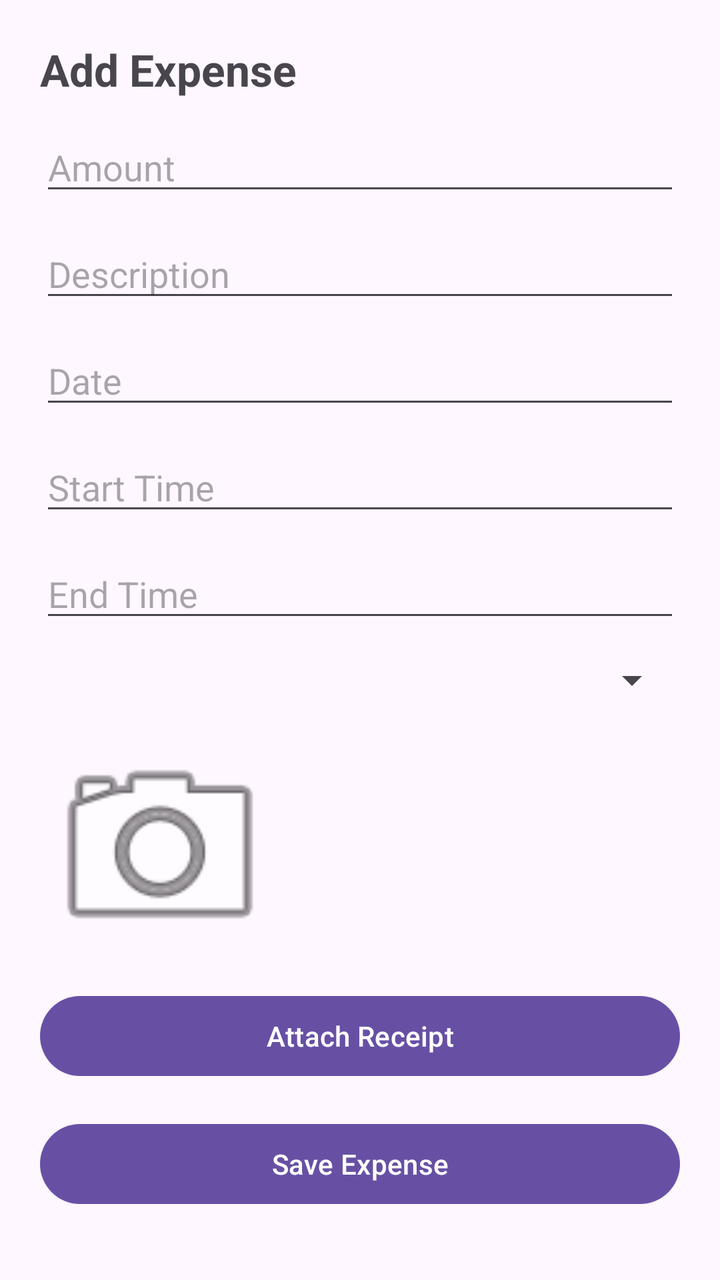
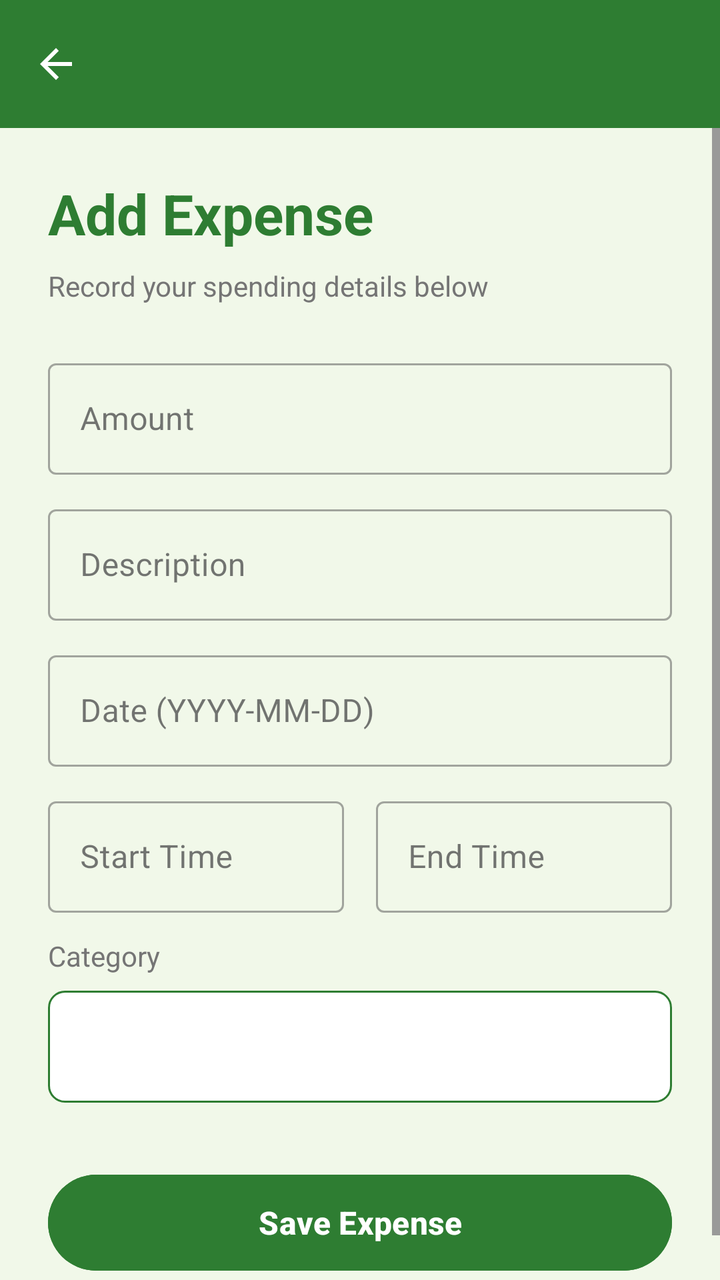

Two renders of the same Android screen: before a commit and after it. Below are the layout's source before the change and the commit's diff.
<!-- AndroidManifest.xml: application theme Theme.BudgetTrackerApplication -->
<!-- res/layout/activity_add_expense.xml -->
<?xml version="1.0" encoding="utf-8"?>
<ScrollView xmlns:android="http://schemas.android.com/apk/res/android"
    xmlns:app="http://schemas.android.com/apk/res-auto"
    xmlns:tools="http://schemas.android.com/tools"
    android:id="@+id/main"
    android:layout_width="match_parent"
    android:layout_height="match_parent"
    tools:context=".AddExpenseActivity">

    <LinearLayout
        android:orientation="vertical"
        android:padding="20dp"
        android:layout_width="match_parent"
        android:layout_height="wrap_content">

        <TextView
            android:text="Add Expense"
            android:textSize="22sp"
            android:textStyle="bold"
            android:layout_width="match_parent"
            android:layout_height="wrap_content"/>

        <EditText
            android:id="@+id/etAmount"
            android:hint="Amount"
            android:inputType="numberDecimal"
            android:layout_marginTop="12dp"
            android:layout_width="match_parent"
            android:layout_height="wrap_content"/>

        <EditText
            android:id="@+id/etDescription"
            android:hint="Description"
            android:layout_marginTop="12dp"
            android:layout_width="match_parent"
            android:layout_height="wrap_content"/>

        <EditText
            android:id="@+id/etDate"
            android:hint="Date"
            android:layout_marginTop="12dp"
            android:layout_width="match_parent"
            android:layout_height="wrap_content"/>

        <EditText
            android:id="@+id/etStartTime"
            android:hint="Start Time"
            android:layout_marginTop="12dp"
            android:layout_width="match_parent"
            android:layout_height="wrap_content"/>

        <EditText
            android:id="@+id/etEndTime"
            android:hint="End Time"
            android:layout_marginTop="12dp"
            android:layout_width="match_parent"
            android:layout_height="wrap_content"/>

        <Spinner
            android:id="@+id/spCategory"
            android:layout_marginTop="12dp"
            android:layout_width="match_parent"
            android:layout_height="wrap_content"/>
        
        <ImageView
            android:id="@+id/imdReceipt"
            android:layout_width="120dp"
            android:layout_height="120dp"
            android:layout_marginTop="12dp"
            android:scaleType="centerCrop"
            android:src="@android:drawable/ic_menu_camera"/>
        

        <Button
            android:id="@+id/btnAddPhoto"
            android:text="Attach Receipt"
            android:layout_marginTop="10dp"
            android:layout_width="match_parent"
            android:layout_height="wrap_content"/>

        

        <Button
            android:id="@+id/btnSaveExpense"
            android:text="Save Expense"
            android:layout_marginTop="16dp"
            android:layout_width="match_parent"
            android:layout_height="wrap_content"/>
    </LinearLayout>


</ScrollView>
<!-- resources referenced by this layout -->
<resources>
  <style name="Theme.BudgetTrackerApplication" parent="Base.Theme.BudgetTrackerApplication" />
  <style name="Base.Theme.BudgetTrackerApplication" parent="Theme.Material3.DayNight.NoActionBar">
          
          
      </style>
</resources>

<!-- the commit's change to res/layout/activity_add_expense.xml (unified diff, before → after) -->
@@ -1,92 +1,151 @@
 <?xml version="1.0" encoding="utf-8"?>
-<ScrollView xmlns:android="http://schemas.android.com/apk/res/android"
+<LinearLayout xmlns:android="http://schemas.android.com/apk/res/android"
     xmlns:app="http://schemas.android.com/apk/res-auto"
     xmlns:tools="http://schemas.android.com/tools"
     android:id="@+id/main"
     android:layout_width="match_parent"
     android:layout_height="match_parent"
+    android:orientation="vertical"
+    android:background="@color/background_green"
     tools:context=".AddExpenseActivity">
 
-    <LinearLayout
-        android:orientation="vertical"
-        android:padding="20dp"
+    
+    <androidx.appcompat.widget.Toolbar
+        android:id="@+id/toolbar"
         android:layout_width="match_parent"
-        android:layout_height="wrap_content">
+        android:layout_height="?attr/actionBarSize"
+        android:background="@color/primary_green"
+        android:theme="@style/ThemeOverlay.AppCompat.Dark.ActionBar"
+        app:titleTextColor="@android:color/white"
+        app:navigationIcon="?attr/homeAsUpIndicator" />
 
-        <TextView
-            android:text="Add Expense"
-            android:textSize="22sp"
-            android:textStyle="bold"
+    <ScrollView
+        android:layout_width="match_parent"
+        android:layout_height="match_parent">
+
+        <LinearLayout
+            android:orientation="vertical"
+            android:padding="24dp"
             android:layout_width="match_parent"
-            android:layout_height="wrap_content"/>
+            android:layout_height="wrap_content">
 
-        <EditText
-            android:id="@+id/etAmount"
-            android:hint="Amount"
-            android:inputType="numberDecimal"
-            android:layout_marginTop="12dp"
-            android:layout_width="match_parent"
-            android:layout_height="wrap_content"/>
+            <TextView
+                android:text="Add Expense"
+                android:textSize="28sp"
+                android:textStyle="bold"
+                android:textColor="@color/primary_green"
+                android:layout_width="match_parent"
+                android:layout_height="wrap_content"
+                android:layout_marginBottom="8dp" />
 
-        <EditText
-            android:id="@+id/etDescription"
-            android:hint="Description"
-            android:layout_marginTop="12dp"
-            android:layout_width="match_parent"
-            android:layout_height="wrap_content"/>
+            <TextView
+                android:text="Record your spending details below"
+                android:textSize="14sp"
+                android:textColor="@color/text_gray"
+                android:layout_width="match_parent"
+                android:layout_height="wrap_content"
+                android:layout_marginBottom="24dp" />
 
-        <EditText
-            android:id="@+id/etDate"
-            android:hint="Date"
-            android:layout_marginTop="12dp"
-            android:layout_width="match_parent"
-            android:layout_height="wrap_content"/>
+            <com.google.android.material.textfield.TextInputLayout
+                style="@style/Widget.MaterialComponents.TextInputLayout.OutlinedBox"
+                android:layout_width="match_parent"
+                android:layout_height="wrap_content"
+                android:layout_marginBottom="12dp">
 
-        <EditText
-            android:id="@+id/etStartTime"
-            android:hint="Start Time"
-            android:layout_marginTop="12dp"
-            android:layout_width="match_parent"
-            android:layout_height="wrap_content"/>
+                <EditText
+                    android:id="@+id/etAmount"
+                    android:hint="Amount"
+                    android:inputType="numberDecimal"
+                    android:layout_width="match_parent"
+                    android:layout_height="wrap_content" />
+            </com.google.android.material.textfield.TextInputLayout>
 
-        <EditText
-            android:id="@+id/etEndTime"
-            android:hint="End Time"
-            android:layout_marginTop="12dp"
-            android:layout_width="match_parent"
-            android:layout_height="wrap_content"/>
+            <com.google.android.material.textfield.TextInputLayout
+                style="@style/Widget.MaterialComponents.TextInputLayout.OutlinedBox"
+                android:layout_width="match_parent"
+                android:layout_height="wrap_content"
+                android:layout_marginBottom="12dp">
 
-        <Spinner
-            android:id="@+id/spCategory"
-            android:layout_marginTop="12dp"
-            android:layout_width="match_parent"
-            android:layout_height="wrap_content"/>
-        
-        <ImageView
-            android:id="@+id/imdReceipt"
-            android:layout_width="120dp"
-            android:layout_height="120dp"
-            android:layout_marginTop="12dp"
-            android:scaleType="centerCrop"
-            android:src="@android:drawable/ic_menu_camera"/>
-        
+                <EditText
+                    android:id="@+id/etDescription"
+                    android:hint="Description"
+                    android:layout_width="match_parent"
+                    android:layout_height="wrap_content" />
+            </com.google.android.material.textfield.TextInputLayout>
 
-        <Button
-            android:id="@+id/btnAddPhoto"
-            android:text="Attach Receipt"
-            android:layout_marginTop="10dp"
-            android:layout_width="match_parent"
-            android:layout_height="wrap_content"/>
+            <com.google.android.material.textfield.TextInputLayout
+                style="@style/Widget.MaterialComponents.TextInputLayout.OutlinedBox"
+                android:layout_width="match_parent"
+                android:layout_height="wrap_content"
+                android:layout_marginBottom="12dp">
 
-        
+                <EditText
+                    android:id="@+id/etDate"
+                    android:hint="Date (YYYY-MM-DD)"
+                    android:layout_width="match_parent"
+                    android:layout_height="wrap_content" />
+            </com.google.android.material.textfield.TextInputLayout>
 
-        <Button
-            android:id="@+id/btnSaveExpense"
-            android:text="Save Expense"
-            android:layout_marginTop="16dp"
-            android:layout_width="match_parent"
-            android:layout_height="wrap_content"/>
-    </LinearLayout>
+            <LinearLayout
+                android:layout_width="match_parent"
+                android:layout_height="wrap_content"
+                android:orientation="horizontal">
 
+                <com.google.android.material.textfield.TextInputLayout
+                    style="@style/Widget.MaterialComponents.TextInputLayout.OutlinedBox"
+                    android:layout_width="0dp"
+                    android:layout_height="wrap_content"
+                    android:layout_weight="1"
+                    android:layout_marginEnd="8dp">
 
-</ScrollView>
+                    <EditText
+                        android:id="@+id/etStartTime"
+                        android:hint="Start Time"
+                        android:layout_width="match_parent"
+                        android:layout_height="wrap_content" />
+                </com.google.android.material.textfield.TextInputLayout>
+
+                <com.google.android.material.textfield.TextInputLayout
+                    style="@style/Widget.MaterialComponents.TextInputLayout.OutlinedBox"
+                    android:layout_width="0dp"
+                    android:layout_height="wrap_content"
+                    android:layout_weight="1"
+                    android:layout_marginStart="8dp">
+
+                    <EditText
+                        android:id="@+id/etEndTime"
+                        android:hint="End Time"
+                        android:layout_width="match_parent"
+                        android:layout_height="wrap_content" />
+                </com.google.android.material.textfield.TextInputLayout>
+            </LinearLayout>
+
+            <TextView
+                android:text="Category"
+                android:textSize="14sp"
+                android:textColor="@color/text_gray"
+                android:layout_width="match_parent"
+                android:layout_height="wrap_content"
+                android:layout_marginTop="12dp"
+                android:layout_marginBottom="8dp" />
+
+            <Spinner
+                android:id="@+id/spCategory"
+                android:layout_marginBottom="16dp"
+                android:layout_width="match_parent"
+                android:layout_height="56dp"
+                android:background="@drawable/spinner_background" />
+
+            <Button
+                android:id="@+id/btnSaveExpense"
+                android:text="Save Expense"
+                android:layout_marginTop="16dp"
+                android:layout_width="match_parent"
+                android:layout_height="56dp"
+                android:backgroundTint="@color/primary_green"
+                android:textColor="@android:color/white"
+                android:textSize="16sp"
+                android:textStyle="bold" />
+        </LinearLayout>
+    </ScrollView>
+</LinearLayout>
<!-- resource entries referenced after the edit -->
@@ -1,5 +1,16 @@
 <!-- resources referenced by this layout -->
 <resources>
+  <color name="background_green">#F1F8E9</color>
+  <color name="primary_green">#2E7D32</color>
+  <color name="text_gray">#757575</color>
+  <!-- drawable spinner_background (drawable) -->
+  <?xml version="1.0" encoding="utf-8"?>
+  <shape xmlns:android="http://schemas.android.com/apk/res/android">
+      <solid android:color="@android:color/white" />
+      <stroke android:width="1dp" android:color="@color/primary_green" />
+      <corners android:radius="8dp" />
+      <padding android:left="12dp" android:top="12dp" android:right="12dp" android:bottom="12dp" />
+  </shape>
   <style name="Theme.BudgetTrackerApplication" parent="Base.Theme.BudgetTrackerApplication" />
   <style name="Base.Theme.BudgetTrackerApplication" parent="Theme.Material3.DayNight.NoActionBar">
           
